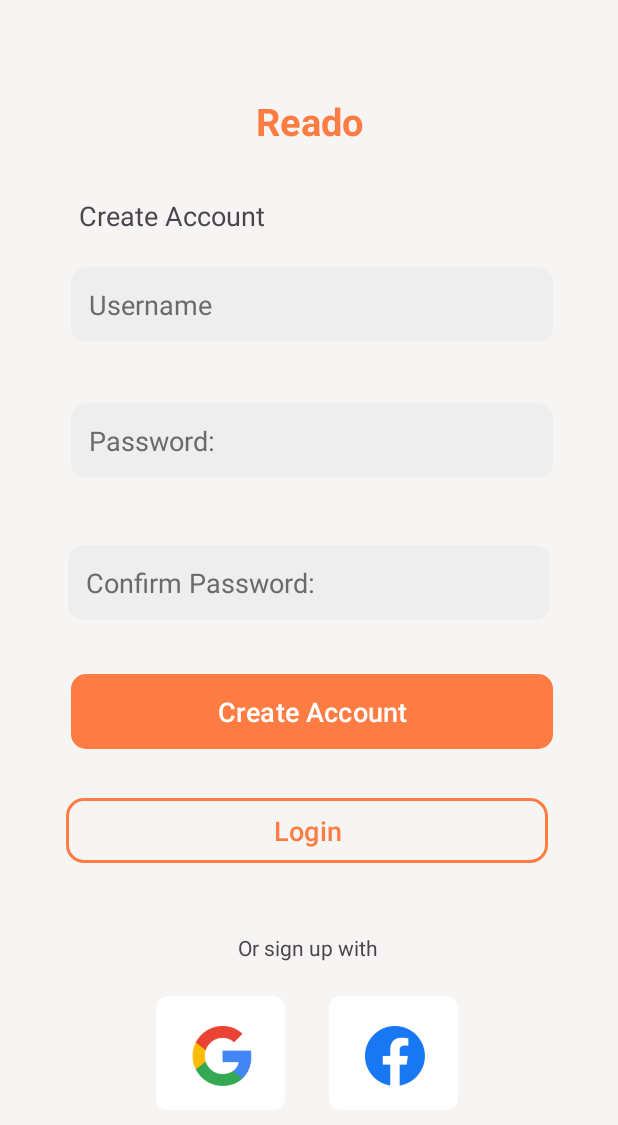
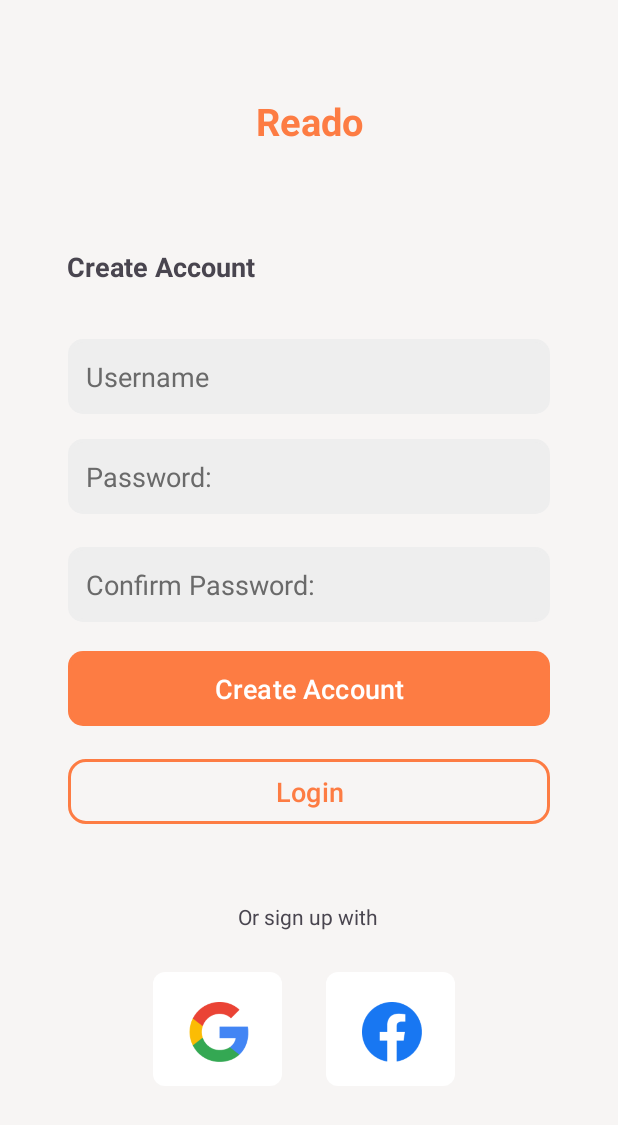
Before and after one commit to Zaa-iddd/Library-Management-System, an Android app: the screen it shows after launch (MainActivity), after a tap on "Create Account", on a phone screen of 412 x 824 dp. Shown: the top 1125 px of the screen. Run offline under Robolectric (Android 15) with nearby library versions, the phone set to English and light mode, and no system bars.

Commit message:
Initial Commit

```diff
--- a/app/src/main/java/com/example/librarymanagementsystem_users/MainActivity.java
+++ b/app/src/main/java/com/example/librarymanagementsystem_users/MainActivity.java
@@ -21,7 +21,7 @@ public class MainActivity extends AppCompatActivity {
     protected void onCreate(Bundle savedInstanceState) {
         super.onCreate(savedInstanceState);
         EdgeToEdge.enable(this);
-        // Set the initial layout
+
         setAndSetupLoginLayout();
     }
 
@@ -39,7 +39,7 @@ public class MainActivity extends AppCompatActivity {
         loginButton.setOnClickListener(new View.OnClickListener() {
             @Override
             public void onClick(View v) {
-                // Handle login logic here
+
                 Toast.makeText(MainActivity.this, "Login Clicked!", Toast.LENGTH_SHORT).show();
             }
         });
--- a/app/src/main/res/layout/create_account.xml
+++ b/app/src/main/res/layout/create_account.xml
@@ -9,6 +9,7 @@
     tools:context=".MainActivity"
     tools:layout_editor_absoluteX="5dp"
     tools:layout_editor_absoluteY="-1dp">
+
 
     <EditText
         android:id="@+id/userInput"
@@ -25,7 +26,7 @@
         app:layout_constraintEnd_toEndOf="@+id/passInput"
         app:layout_constraintStart_toStartOf="@+id/passInput"
         app:layout_constraintTop_toTopOf="parent"
-        app:layout_constraintVertical_bias="0.23" />
+        app:layout_constraintVertical_bias="0.292" />
 
     <EditText
         android:id="@+id/passInput"
@@ -41,12 +42,11 @@
         android:textSize="18sp"
         app:layout_constraintBottom_toBottomOf="parent"
         app:layout_constraintEnd_toEndOf="parent"
-        app:layout_constraintHorizontal_bias="0.566"
+        app:layout_constraintHorizontal_bias="0.511"
         app:layout_constraintStart_toStartOf="parent"
         app:layout_constraintTop_toBottomOf="@+id/userInput"
 
-        app:layout_constraintVertical_bias="0.075" />
-
+        app:layout_constraintVertical_bias="0.033" />
 
     <EditText
         android:id="@+id/passInput2"
@@ -65,7 +65,7 @@
         app:layout_constraintStart_toStartOf="parent"
 
         app:layout_constraintTop_toBottomOf="@+id/passInput"
-        app:layout_constraintVertical_bias="0.098" />
+        app:layout_constraintVertical_bias="0.051" />
 
     <com.google.android.material.button.MaterialButton
         android:id="@+id/createAccount"
@@ -77,10 +77,10 @@
         app:backgroundTint="#FD7C43"
         app:layout_constraintBottom_toBottomOf="parent"
         app:layout_constraintEnd_toEndOf="@+id/passInput"
-        app:layout_constraintHorizontal_bias="0.583"
+        app:layout_constraintHorizontal_bias="0.541"
         app:layout_constraintStart_toStartOf="@+id/passInput"
         app:layout_constraintTop_toBottomOf="@+id/passInput2"
-        app:layout_constraintVertical_bias="0.099" />
+        app:layout_constraintVertical_bias="0.053" />
 
     <com.google.android.material.button.MaterialButton
         android:id="@+id/loginButton3"
@@ -135,10 +135,9 @@
         app:cornerRadius="12dp"
         app:layout_constraintBottom_toBottomOf="parent"
         app:layout_constraintEnd_toEndOf="parent"
-        app:layout_constraintHorizontal_bias="0.484"
         app:layout_constraintStart_toStartOf="parent"
         app:layout_constraintTop_toBottomOf="@+id/createAccount"
-        app:layout_constraintVertical_bias="0.105"
+        app:layout_constraintVertical_bias="0.063"
         app:strokeColor="#FD7C43"
         app:strokeWidth="2dp" />
 
@@ -148,13 +147,13 @@
         android:layout_height="wrap_content"
         android:text="Create Account"
         android:textSize="18dp"
-        android.textStyle="bold"
-        app:layout_constraintBottom_toBottomOf="parent"
+        android:textStyle="bold"
+        app:layout_constraintBottom_toTopOf="@+id/userInput"
         app:layout_constraintEnd_toEndOf="parent"
-        app:layout_constraintHorizontal_bias="0.183"
+        app:layout_constraintHorizontal_bias="0.156"
         app:layout_constraintStart_toStartOf="parent"
-        app:layout_constraintTop_toTopOf="parent"
-        app:layout_constraintVertical_bias="0.164" />
+        app:layout_constraintTop_toBottomOf="@+id/textView2"
+        app:layout_constraintVertical_bias="0.653" />
 
     <TextView
         android:id="@+id/textView2"
@@ -168,7 +167,7 @@
         app:layout_constraintEnd_toEndOf="parent"
         app:layout_constraintStart_toStartOf="parent"
         app:layout_constraintTop_toTopOf="parent"
-        app:layout_constraintVertical_bias="0.444" />
+        app:layout_constraintVertical_bias="0.331" />
 
     <TextView
         android:id="@+id/textView3"
```
Also changed, not shown: app/src/main/res/layout/home.xml (added, +119 -0 lines), app/src/main/res/layout/login_account.xml (+9 -9 lines).
